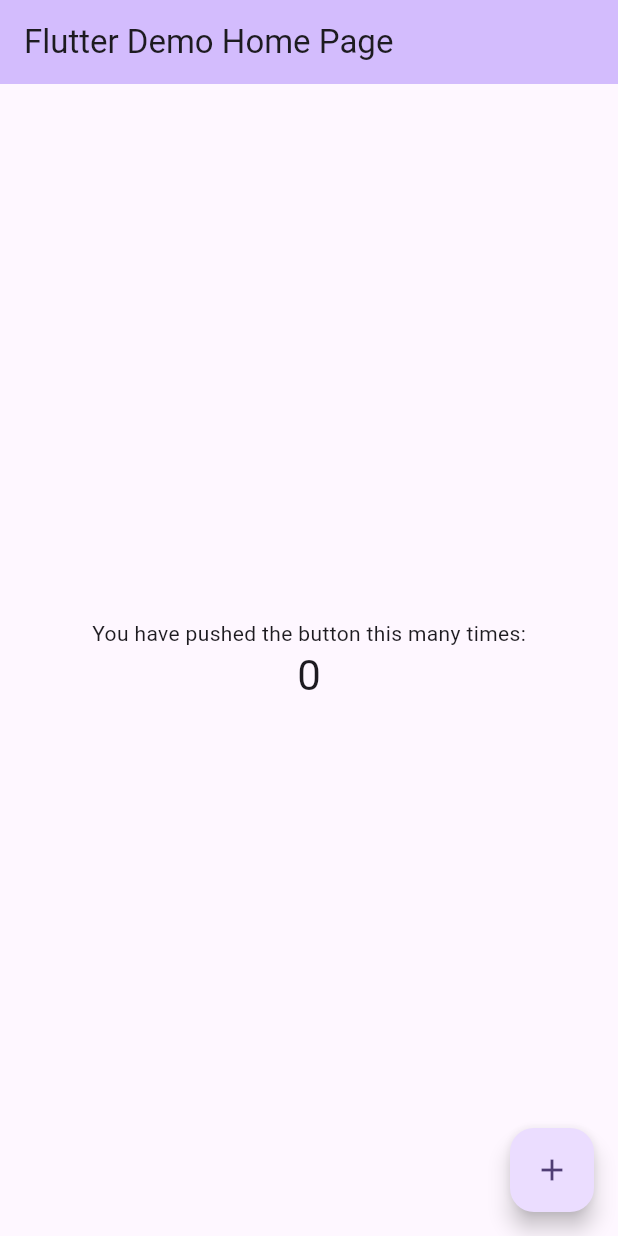
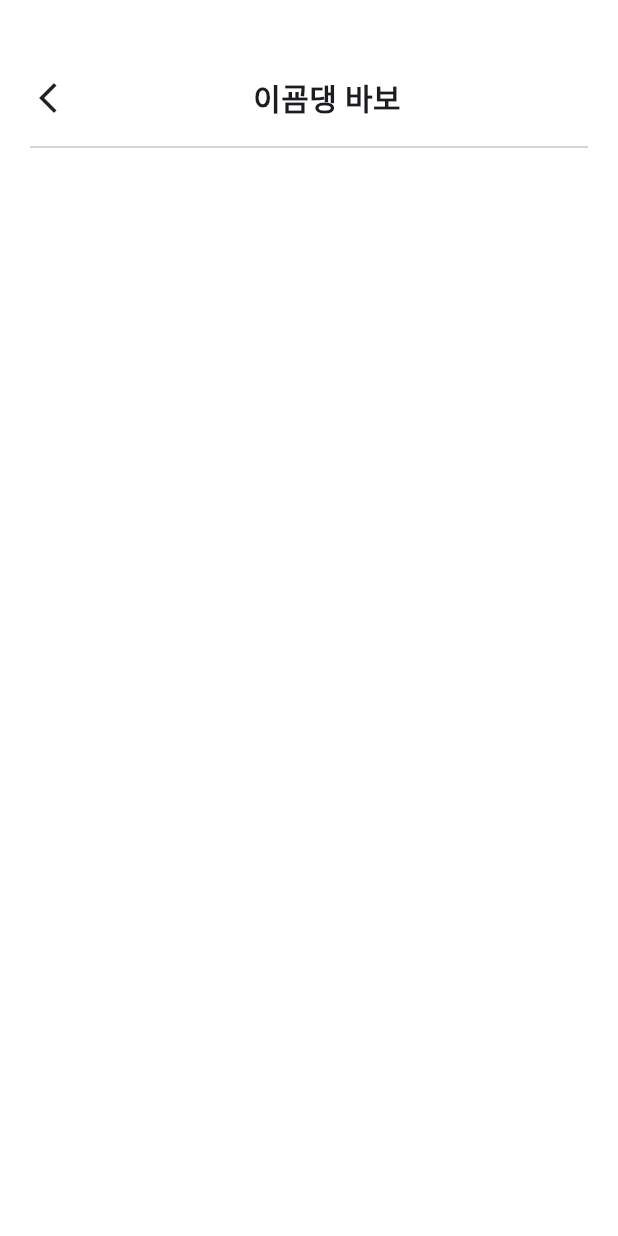
Before and after one commit to HaengSu/Mitting-Lab, a Flutter app: the screen it shows after launch, on a phone screen of 412 x 824 dp. Run offline on Flutter 3.47's test engine with Material 3 defaults, Android fonts, the phone set to English and light mode, and no system bars.

Commit message:
feature : chatting ui 구현중

```diff
--- a/lib/main.dart
+++ b/lib/main.dart
@@ -1,125 +1,25 @@
 import 'package:flutter/material.dart';
+import 'package:mitting_lab/view/chatting_page.dart';
 
 void main() {
-  runApp(const MyApp());
+  runApp(const MattingLabApp());
 }
 
-class MyApp extends StatelessWidget {
-  const MyApp({super.key});
+class MattingLabApp extends StatefulWidget {
+  const MattingLabApp({super.key});
 
-  // This widget is the root of your application.
+  @override
+  State<MattingLabApp> createState() => _MattingLabAppState();
+}
+
+class _MattingLabAppState extends State<MattingLabApp> {
   @override
   Widget build(BuildContext context) {
     return MaterialApp(
-      title: 'Flutter Demo',
       theme: ThemeData(
-        // This is the theme of your application.
-        //
-        // TRY THIS: Try running your application with "flutter run". You'll see
-        // the application has a purple toolbar. Then, without quitting the app,
-        // try changing the seedColor in the colorScheme below to Colors.green
-        // and then invoke "hot reload" (save your changes or press the "hot
-        // reload" button in a Flutter-supported IDE, or press "r" if you used
-        // the command line to start the app).
-        //
-        // Notice that the counter didn't reset back to zero; the application
-        // state is not lost during the reload. To reset the state, use hot
-        // restart instead.
-        //
-        // This works for code too, not just values: Most code changes can be
-        // tested with just a hot reload.
-        colorScheme: ColorScheme.fromSeed(seedColor: Colors.deepPurple),
-        useMaterial3: true,
+        scaffoldBackgroundColor: Colors.white
       ),
-      home: const MyHomePage(title: 'Flutter Demo Home Page'),
+      home: const ChattingPage(),
     );
   }
 }
-
-class MyHomePage extends StatefulWidget {
-  const MyHomePage({super.key, required this.title});
-
-  // This widget is the home page of your application. It is stateful, meaning
-  // that it has a State object (defined below) that contains fields that affect
-  // how it looks.
-
-  // This class is the configuration for the state. It holds the values (in this
-  // case the title) provided by the parent (in this case the App widget) and
-  // used by the build method of the State. Fields in a Widget subclass are
-  // always marked "final".
-
-  final String title;
-
-  @override
-  State<MyHomePage> createState() => _MyHomePageState();
-}
-
-class _MyHomePageState extends State<MyHomePage> {
-  int _counter = 0;
-
-  void _incrementCounter() {
-    setState(() {
-      // This call to setState tells the Flutter framework that something has
-      // changed in this State, which causes it to rerun the build method below
-      // so that the display can reflect the updated values. If we changed
-      // _counter without calling setState(), then the build method would not be
-      // called again, and so nothing would appear to happen.
-      _counter++;
-    });
-  }
-
-  @override
-  Widget build(BuildContext context) {
-    // This method is rerun every time setState is called, for instance as done
-    // by the _incrementCounter method above.
-    //
-    // The Flutter framework has been optimized to make rerunning build methods
-    // fast, so that you can just rebuild anything that needs updating rather
-    // than having to individually change instances of widgets.
-    return Scaffold(
-      appBar: AppBar(
-        // TRY THIS: Try changing the color here to a specific color (to
-        // Colors.amber, perhaps?) and trigger a hot reload to see the AppBar
-        // change color while the other colors stay the same.
-        backgroundColor: Theme.of(context).colorScheme.inversePrimary,
-        // Here we take the value from the MyHomePage object that was created by
-        // the App.build method, and use it to set our appbar title.
-        title: Text(widget.title),
-      ),
-      body: Center(
-        // Center is a layout widget. It takes a single child and positions it
-        // in the middle of the parent.
-        child: Column(
-          // Column is also a layout widget. It takes a list of children and
-          // arranges them vertically. By default, it sizes itself to fit its
-          // children horizontally, and tries to be as tall as its parent.
-          //
-          // Column has various properties to control how it sizes itself and
-          // how it positions its children. Here we use mainAxisAlignment to
-          // center the children vertically; the main axis here is the vertical
-          // axis because Columns are vertical (the cross axis would be
-          // horizontal).
-          //
-          // TRY THIS: Invoke "debug painting" (choose the "Toggle Debug Paint"
-          // action in the IDE, or press "p" in the console), to see the
-          // wireframe for each widget.
-          mainAxisAlignment: MainAxisAlignment.center,
-          children: <Widget>[
-            const Text(
-              'You have pushed the button this many times:',
-            ),
-            Text(
-              '$_counter',
-              style: Theme.of(context).textTheme.headlineMedium,
-            ),
-          ],
-        ),
-      ),
-      floatingActionButton: FloatingActionButton(
-        onPressed: _incrementCounter,
-        tooltip: 'Increment',
-        child: const Icon(Icons.add),
-      ), // This trailing comma makes auto-formatting nicer for build methods.
-    );
-  }
-}
--- /dev/null
+++ b/lib/view/chatting_message_list.dart
@@ -0,0 +1,15 @@
+import 'package:flutter/material.dart';
+
+class ChattingMessageList extends StatefulWidget {
+  const ChattingMessageList({super.key});
+
+  @override
+  State<ChattingMessageList> createState() => _ChattingMessageListState();
+}
+
+class _ChattingMessageListState extends State<ChattingMessageList> {
+  @override
+  Widget build(BuildContext context) {
+    return ListView.builder(itemBuilder: )
+  }
+}
--- /dev/null
+++ b/lib/view/chatting_page.dart
@@ -0,0 +1,33 @@
+import 'package:flutter/material.dart';
+
+class ChattingPage extends StatefulWidget {
+  const ChattingPage({super.key});
+
+  @override
+  State<ChattingPage> createState() => _ChattingPageState();
+}
+
+class _ChattingPageState extends State<ChattingPage> {
+  @override
+  Widget build(BuildContext context) {
+    return const Scaffold(
+      backgroundColor: Colors.white,
+      body: Padding(padding: EdgeInsets.only(top: 50, left: 20, right: 20),
+      child: Column(
+        children: [
+          Row(
+            mainAxisAlignment: MainAxisAlignment.spaceBetween,
+            children: [
+              Icon(Icons.arrow_back_ios_new),
+              Text('이굠댕 바보',style: TextStyle(fontSize: 20, fontWeight: FontWeight.w800 )),
+              SizedBox()
+            ],
+          ),
+          SizedBox(height: 10),
+          Divider(),
+
+        ],
+      ),),
+    );
+  }
+}
```
Also changed, not shown: pubspec.lock, 3 other files.
